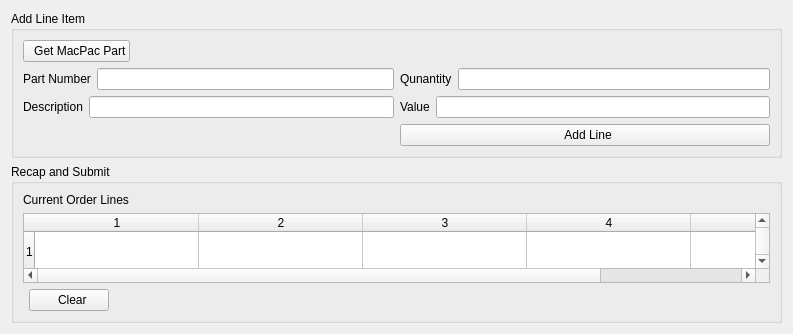
Before: the Qt Designer form View/addlineitem.ui in topherMcDonald/SPO, drawn with Qt 5.
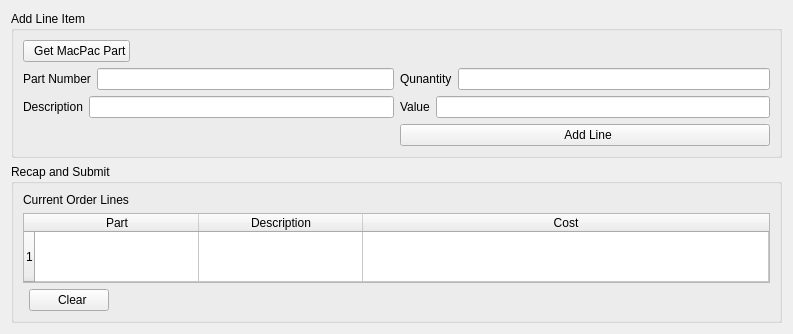
After: the same form once the commit is applied. Icons and pictures are not drawn.

Commit message: Getting table array from dialog

The edit to the form file:
```diff
--- a/View/addlineitem.ui
+++ b/View/addlineitem.ui
@@ -162,10 +162,10 @@
       <item row="1" column="0" colspan="2">
        <widget class="QTableWidget" name="tblOrderLinesWidget">
         <property name="rowCount">
-         <number>5</number>
+         <number>1</number>
         </property>
         <property name="columnCount">
-         <number>5</number>
+         <number>3</number>
         </property>
         <attribute name="horizontalHeaderDefaultSectionSize">
          <number>164</number>
@@ -183,15 +183,21 @@
          <bool>true</bool>
         </attribute>
         <row/>
-        <row/>
-        <row/>
-        <row/>
-        <row/>
-        <column/>
-        <column/>
-        <column/>
-        <column/>
-        <column/>
+        <column>
+         <property name="text">
+          <string>Part</string>
+         </property>
+        </column>
+        <column>
+         <property name="text">
+          <string>Description</string>
+         </property>
+        </column>
+        <column>
+         <property name="text">
+          <string>Cost</string>
+         </property>
+        </column>
        </widget>
       </item>
      </layout>
```
The commit also changes 6 other files.
